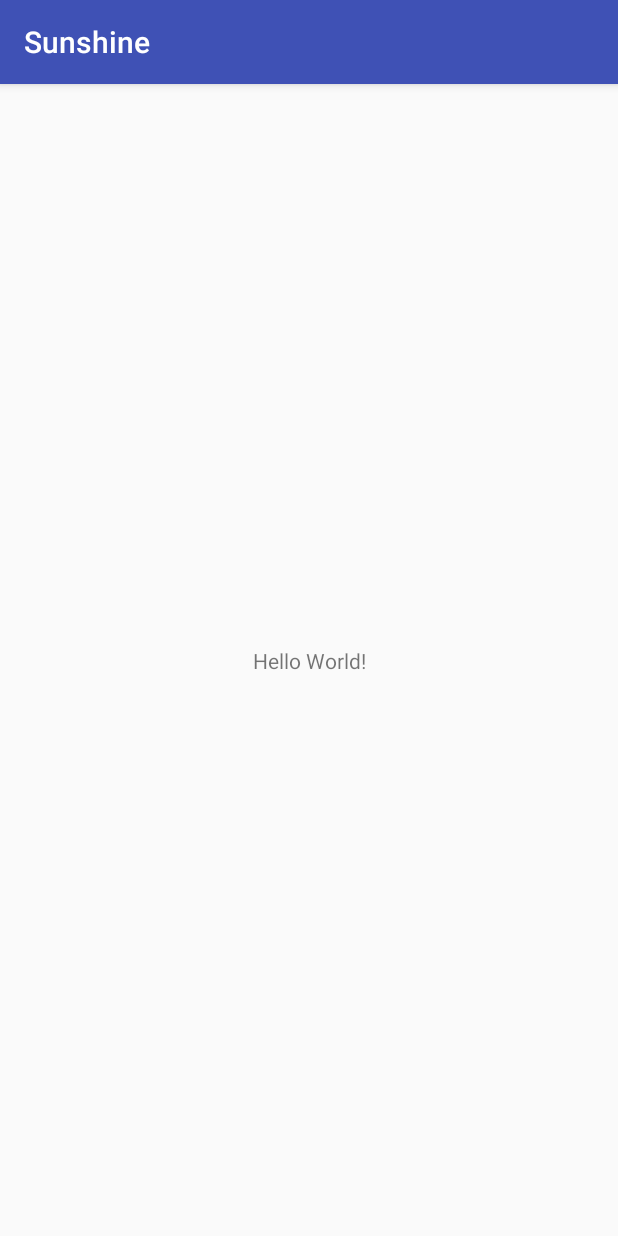
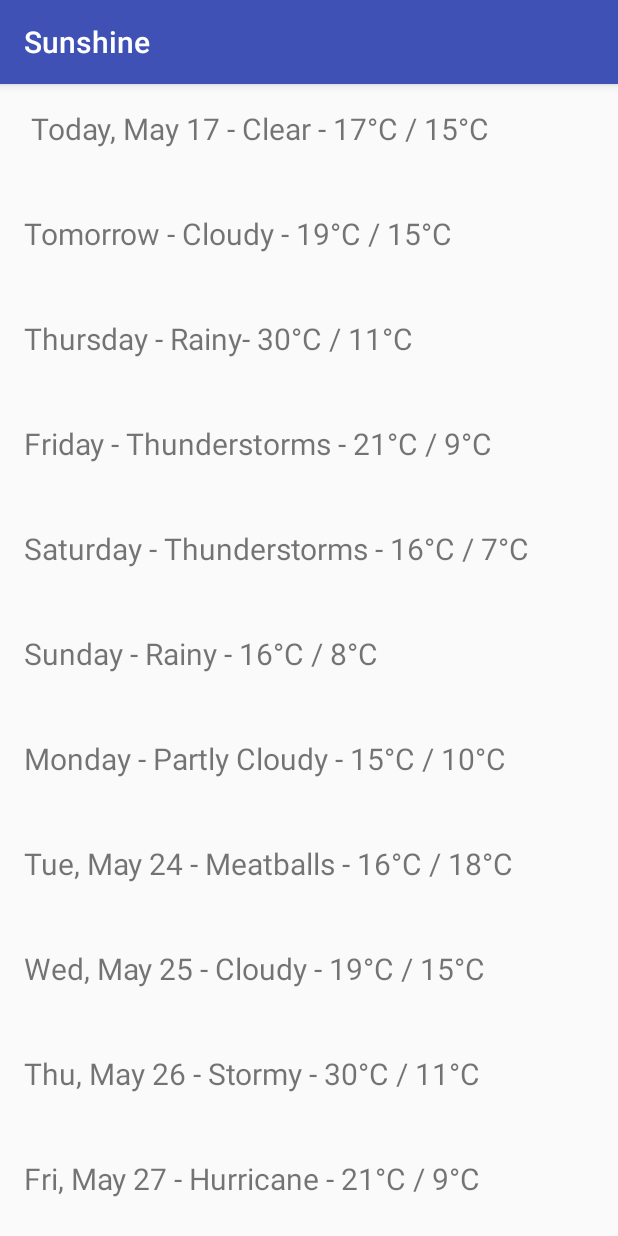
Before and after one commit to lisamariewatkins/SunshineWeatherApp, an Android app: the screen it shows after launch (MainActivity), on a phone screen of 412 x 824 dp. Run offline under Robolectric (Android 15) with nearby library versions, the phone set to English and light mode, and no system bars.

Commit message:
added dummy data to scroll, changed layout to frame

```diff
--- a/app/build.gradle
+++ b/app/build.gradle
@@ -22,10 +22,6 @@ android {
 dependencies {
     compile fileTree(include: ['*.jar'], dir: 'libs')
     compile 'com.android.support:appcompat-v7:25.1.0'
-
-    // TODO (10) Remove this dependency as we won't be needing it for the project until later
-    compile 'com.android.support.constraint:constraint-layout:1.0.0-beta4'
-
     // Instrumentation dependencies use androidTestCompile
     // (as opposed to testCompile for local unit tests run in the JVM)
     androidTestCompile 'junit:junit:4.12'
--- a/app/src/main/java/com/example/lisamwatkins/sunshine/MainActivity.java
+++ b/app/src/main/java/com/example/lisamwatkins/sunshine/MainActivity.java
@@ -2,12 +2,36 @@ package com.example.lisamwatkins.sunshine;
 
 import android.support.v7.app.AppCompatActivity;
 import android.os.Bundle;
+import android.widget.TextView;
 
 public class MainActivity extends AppCompatActivity {
-
+    private TextView weatherView;
     @Override
     protected void onCreate(Bundle savedInstanceState) {
         super.onCreate(savedInstanceState);
         setContentView(R.layout.activity_forecast);
+
+        weatherView = (TextView) findViewById(R.id.tv_weather_data);
+
+        String[] dummyWeatherData = {
+                "Today, May 17 - Clear - 17°C / 15°C",
+                "Tomorrow - Cloudy - 19°C / 15°C",
+                "Thursday - Rainy- 30°C / 11°C",
+                "Friday - Thunderstorms - 21°C / 9°C",
+                "Saturday - Thunderstorms - 16°C / 7°C",
+                "Sunday - Rainy - 16°C / 8°C",
+                "Monday - Partly Cloudy - 15°C / 10°C",
+                "Tue, May 24 - Meatballs - 16°C / 18°C",
+                "Wed, May 25 - Cloudy - 19°C / 15°C",
+                "Thu, May 26 - Stormy - 30°C / 11°C",
+                "Fri, May 27 - Hurricane - 21°C / 9°C",
+                "Sat, May 28 - Meteors - 16°C / 7°C",
+                "Sun, May 29 - Apocalypse - 16°C / 8°C",
+                "Mon, May 30 - Post Apocalypse - 15°C / 10°C",
+        };
+
+        for(String data : dummyWeatherData){
+            weatherView.append(data + "\n\n\n");
+        }
     }
 }
--- a/app/src/main/res/layout/activity_forecast.xml
+++ b/app/src/main/res/layout/activity_forecast.xml
@@ -14,29 +14,20 @@
      See the License for the specific language governing permissions and
      limitations under the License.
 -->
-<!--TODO (1) Change the ConstraintLayout to a FrameLayout-->
-<!--TODO (7) Remove the line that declares the id, we don't need it-->
-<android.support.constraint.ConstraintLayout xmlns:android="http://schemas.android.com/apk/res/android"
+<FrameLayout xmlns:android="http://schemas.android.com/apk/res/android"
     xmlns:app="http://schemas.android.com/apk/res-auto"
-    android:id="@+id/activity_main"
     android:layout_width="match_parent"
     android:layout_height="match_parent">
 
-    <!--TODO (8) Wrap the TextView in a ScrollView-->
-    <!--TODO (9) Set the ScrollView width to match_parent and the height to wrap_content-->
-
-    <!--TODO (2) Change the TextView's android:id attribute to tv_weather_data-->
-    <!--TODO (3) Give the TextView 16dp of padding-->
-    <!--TODO (4) Set the text size to 20sp-->
-    <!--TODO (5) Remove all attributes with the word constraint in them-->
-    <!--TODO (6) Remove the default text from the TextView-->
-    <TextView
-        android:id="@+id/text_view"
-        android:layout_width="wrap_content"
-        android:layout_height="wrap_content"
-        android:text="Hello World!"
-        app:layout_constraintBottom_toBottomOf="@+id/activity_main"
-        app:layout_constraintLeft_toLeftOf="@+id/activity_main"
-        app:layout_constraintRight_toRightOf="@+id/activity_main"
-        app:layout_constraintTop_toTopOf="@+id/activity_main" />
-</android.support.constraint.ConstraintLayout>
+    <ScrollView
+        android:layout_width="match_parent"
+        android:layout_height="wrap_content">
+        <TextView
+            android:id="@+id/tv_weather_data"
+            android:padding="16dp"
+            android:textSize="20sp"
+            android:layout_width="wrap_content"
+            android:layout_height="wrap_content"
+            android:text=" " />
+    </ScrollView>
+</FrameLayout>
```
